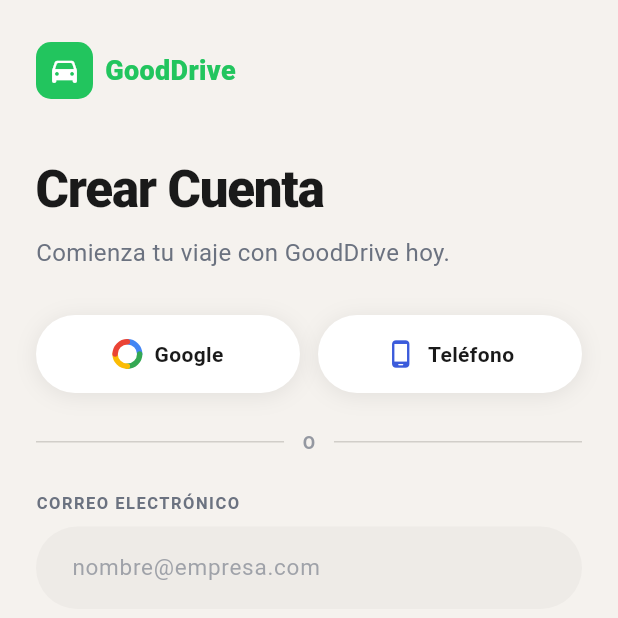
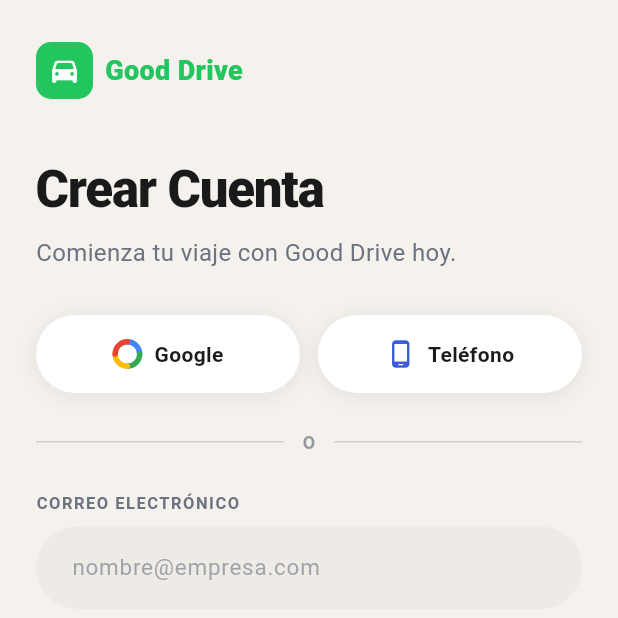
Before and after one commit to XavielT/Good-drive, a Flutter app: the screen it shows after launch, after a tap on an icon or button, on a phone screen of 412 x 824 dp, the top half of it. Run offline on Flutter 3.47's test engine with Material 3 defaults, Android fonts, the phone set to English and light mode, and no system bars; our stand-ins replace shared_preferences.

Commit message:
fix(auth): corregir nombre app a 'Good Drive' con espacio

```diff
--- a/lib/features/auth/presentation/login_screen.dart
+++ b/lib/features/auth/presentation/login_screen.dart
@@ -81,7 +81,7 @@
               ),
               const SizedBox(height: 6),
               const Text(
-                'Bienvenido de vuelta a GoodDrive.',
+                'Bienvenido de vuelta a Good Drive.',
                 style: TextStyle(fontSize: 16, color: kGrayText),
               ),
               const SizedBox(height: 30),
--- a/lib/features/auth/presentation/register_screen.dart
+++ b/lib/features/auth/presentation/register_screen.dart
@@ -105,7 +105,7 @@
                   ),
                   const SizedBox(height: 6),
                   const Text(
-                    'Comienza tu viaje con GoodDrive hoy.',
+                    'Comienza tu viaje con Good Drive hoy.',
                     style: TextStyle(fontSize: 16, color: kGrayText),
                   ),
                   const SizedBox(height: 30),
--- a/lib/features/auth/presentation/widgets/auth_widgets.dart
+++ b/lib/features/auth/presentation/widgets/auth_widgets.dart
@@ -9,7 +9,7 @@
 const kInputBg = Color(0xFFEEEBE7);
 const kDarkToast = Color(0xFF1F2937);
 
-// ─── Logo GoodDrive ─────────────────────────────────────────────────────────
+// ─── Logo Good Drive ────────────────────────────────────────────────────────
 class GoodDriveLogo extends StatelessWidget {
   const GoodDriveLogo({super.key});
 
@@ -29,7 +29,7 @@
         ),
         const SizedBox(width: 8),
         const Text(
-          'GoodDrive',
+          'Good Drive',
           style: TextStyle(
             fontSize: 18,
             fontWeight: FontWeight.w800,
```
